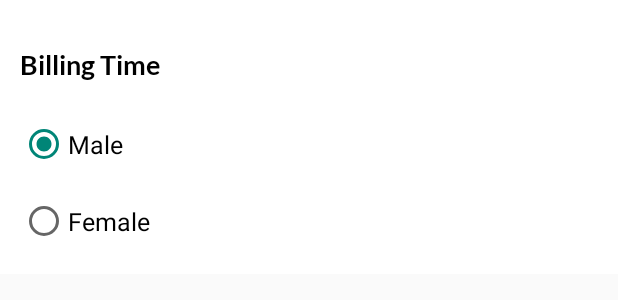
After one commit to mariyarajendran/KotlinAndroid, an Android app: the layout custom_radio_group_dialog.xml on its own in the app's theme, with its tools: preview values and no code run, on a phone screen of 412 x 824 dp. The commit adds this screen. Shown: the top 300 px of the screen. Run offline under Robolectric (Android 15) with nearby library versions, the phone set to English and light mode, and no system bars; Roboto replaces fonts that are not available here.

Commit message:
customer registartion alert dialog gender design

```diff
--- a/app/src/main/java/absa/cgs/com/di/component/ActivityComponent.kt
+++ b/app/src/main/java/absa/cgs/com/di/component/ActivityComponent.kt
@@ -22,6 +22,7 @@ import absa.cgs.com.di.module.ActivityModule
 import absa.cgs.com.ui.screens.mainbaseactivity.MainActivity
 import absa.cgs.com.ui.screens.register.CustomerRegister
 import absa.cgs.com.utils.CommonUtils
+import absa.cgs.com.utils.DialogUtils
 import dagger.Component
 
 
@@ -38,6 +39,8 @@ interface ActivityComponent {
 
     fun commonUtils(): CommonUtils
 
+    fun dialogUtils(): DialogUtils
+
 
     //fun commonUtils(): CommonUtils
 
--- a/app/src/main/java/absa/cgs/com/ui/screens/mainbaseactivity/MainActivity.kt
+++ b/app/src/main/java/absa/cgs/com/ui/screens/mainbaseactivity/MainActivity.kt
@@ -120,6 +120,7 @@ class MainActivity : BaseActivity(), MainView {
         return "Hi Check Hello"
     }
 
+
     override fun onDestroy() {
         super.onDestroy()
         mainPresenter.detachView()
--- a/app/src/main/java/absa/cgs/com/utils/CommonUtils.kt
+++ b/app/src/main/java/absa/cgs/com/utils/CommonUtils.kt
@@ -16,10 +16,10 @@ class CommonUtils @Inject constructor(private val activity: Activity) {
         Toast.makeText(activity, message, Toast.LENGTH_SHORT).show()
     }
 
-    fun navigationRoutes(context: Context, routingClass: Class<*>) {
-        val intent = Intent(context, routingClass)
+    fun navigationRoutes(routingClass: Class<*>) {
+        val intent = Intent(activity, routingClass)
         intent.flags = Intent.FLAG_ACTIVITY_NEW_TASK
-        context.startActivity(intent)
+        activity.startActivity(intent)
     }
 
     fun showToastLong(msg: String) {
--- /dev/null
+++ b/app/src/main/java/absa/cgs/com/utils/fonts/CustomRadioButton.kt
@@ -0,0 +1,30 @@
+package absa.cgs.com.utils.fonts
+
+import android.content.Context
+import android.graphics.Typeface
+import android.util.AttributeSet
+import android.widget.Button
+import android.widget.RadioButton
+
+
+class CustomRadioButton : RadioButton {
+
+    constructor(context: Context) : super(context) {
+        setFont()
+    }
+
+    constructor(context: Context, set: AttributeSet) : super(context, set) {
+        setFont()
+    }
+
+    constructor(context: Context, set: AttributeSet, defaultStyle: Int) : super(context, set, defaultStyle) {
+        setFont()
+    }
+
+    private fun setFont() {
+
+        val typeface = Typeface.createFromAsset(context.assets, "fonts/Lato-Medium.ttf")
+        setTypeface(typeface) //function used to set font
+
+    }
+}
--- /dev/null
+++ b/app/src/main/res/layout/custom_radio_group_dialog.xml
@@ -0,0 +1,61 @@
+<?xml version="1.0" encoding="utf-8"?>
+<androidx.constraintlayout.widget.ConstraintLayout xmlns:android="http://schemas.android.com/apk/res/android"
+    xmlns:app="http://schemas.android.com/apk/res-auto"
+    android:layout_width="match_parent"
+    android:layout_height="wrap_content"
+    android:background="@color/colorWhite"
+    android:orientation="vertical">
+
+    <absa.cgs.com.utils.fonts.CustomTextView
+        android:id="@+id/custom_radio_group_tile_hint"
+        android:layout_width="match_parent"
+        android:layout_height="wrap_content"
+        android:layout_marginLeft="@dimen/_10sdp"
+        android:layout_marginRight="@dimen/_10sdp"
+        android:text="@string/billing_time"
+        android:textColor="@color/colorBlack"
+        android:textSize="@dimen/_14sdp"
+        app:layout_constraintBottom_toBottomOf="parent"
+        app:layout_constraintEnd_toEndOf="parent"
+        app:layout_constraintStart_toStartOf="parent"
+        app:layout_constraintTop_toTopOf="parent"
+        app:layout_constraintVertical_bias="0.2"></absa.cgs.com.utils.fonts.CustomTextView>
+
+    <RadioGroup
+        android:id="@+id/custom_radio_group"
+        android:layout_width="match_parent"
+        android:layout_height="wrap_content"
+        android:layout_marginLeft="@dimen/_10sdp"
+        android:layout_marginTop="@dimen/_20sdp"
+        android:layout_marginRight="@dimen/_10sdp"
+        android:layout_marginBottom="@dimen/_15sdp"
+        app:layout_constraintBottom_toBottomOf="parent"
+        app:layout_constraintEnd_toEndOf="parent"
+        app:layout_constraintStart_toStartOf="parent"
+        app:layout_constraintTop_toBottomOf="@+id/custom_radio_group_tile_hint"
+        app:layout_constraintVertical_bias="0.03">
+
+        <absa.cgs.com.utils.fonts.CustomRadioButton
+            android:id="@+id/custom_radio_button_one"
+            android:layout_width="match_parent"
+            android:layout_height="wrap_content"
+            android:checked="true"
+            android:text="Male"
+            android:textColor="@color/colorBlack"
+            android:textSize="@dimen/_13sdp"></absa.cgs.com.utils.fonts.CustomRadioButton>
+
+
+        <absa.cgs.com.utils.fonts.CustomRadioButton
+            android:id="@+id/custom_radio_button_two"
+            android:layout_width="match_parent"
+            android:layout_height="wrap_content"
+            android:layout_marginTop="@dimen/_15sdp"
+            android:text="Female"
+            android:textColor="@color/colorBlack"
+            android:textSize="@dimen/_13sdp"></absa.cgs.com.utils.fonts.CustomRadioButton>
+
+
+    </RadioGroup>
+
+
+</androidx.constraintlayout.widget.ConstraintLayout>
```
Also changed, not shown: app/src/main/java/absa/cgs/com/ui/screens/register/CustomerRegister.kt (+44 -1 lines), app/src/main/java/absa/cgs/com/ui/screens/register/RegistrationPresenter.kt (added, +18 -0 lines), app/src/main/java/absa/cgs/com/ui/screens/register/RegistrationPresenterListener.kt (added, +7 -0 lines), app/src/main/java/absa/cgs/com/ui/screens/register/RegistrationView.kt (added, +11 -0 lines), app/src/main/java/absa/cgs/com/utils/DialogUtils.kt (+20 -3 lines), 4 other files.
